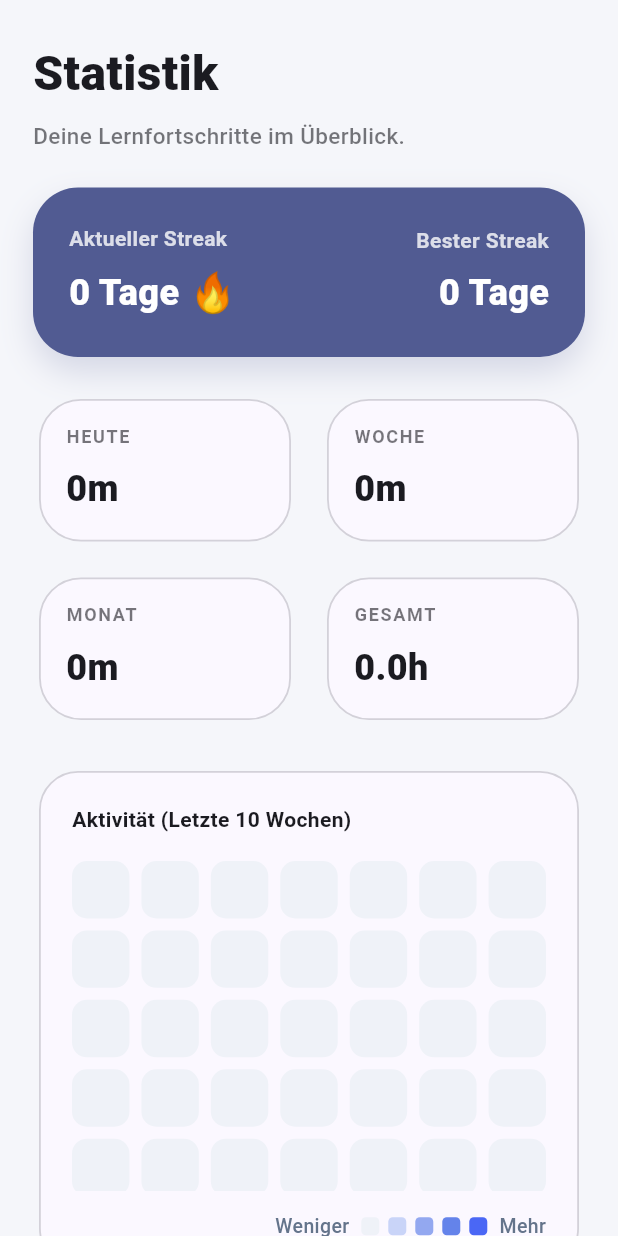
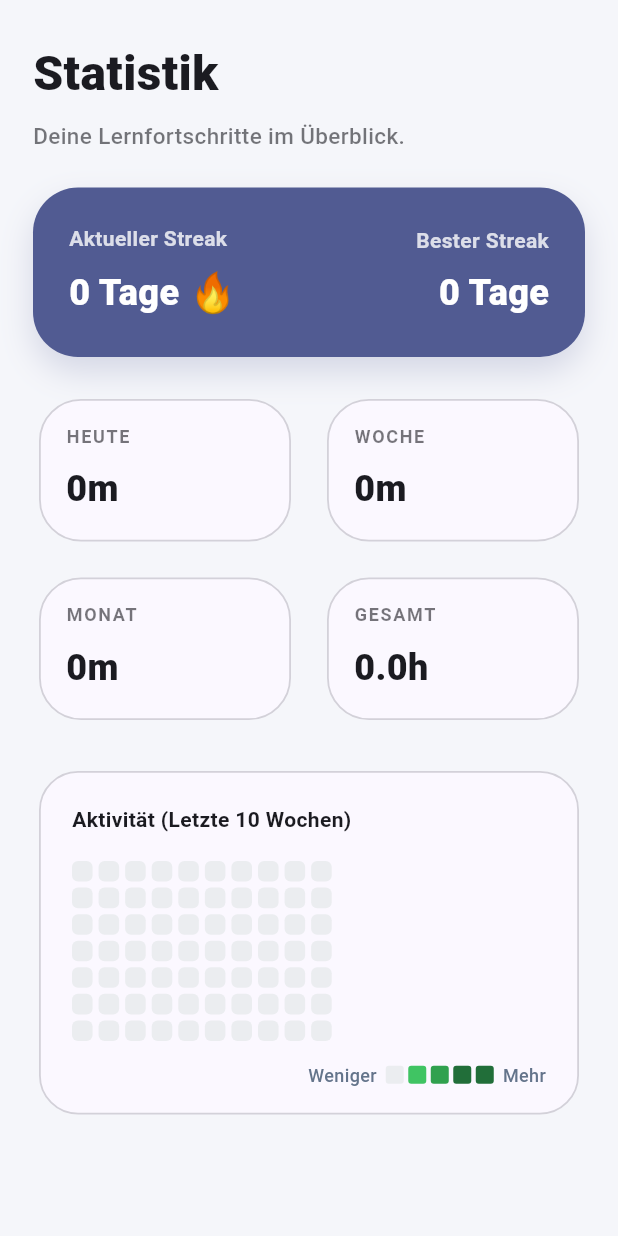
Before and after one commit to qBoriis/WMC-Projekt-Angerbauer, a Flutter app: the ProgressScreen screen opened directly, on a phone screen of 412 x 824 dp. Run offline on Flutter 3.47's test engine with Material 3 defaults, Android fonts, the phone set to English and light mode, and no system bars; our stand-ins replace shared_preferences; accounts and stored records are empty; network calls fail.

Commit message:
fixed heatmap

```diff
--- a/focusflow_frontend/lib/screens/settings_screen.dart
+++ b/focusflow_frontend/lib/screens/settings_screen.dart
@@ -18,7 +18,7 @@ class SettingsScreen extends StatelessWidget {
           padding: const EdgeInsets.fromLTRB(22, 22, 22, 26),
           children: [
             const SizedBox(height: 4),
-              Text(
+            Text(
               'Einstellungen',
               style: TextStyle(
                 fontSize: 32,
--- a/focusflow_frontend/lib/widgets/app_shell.dart
+++ b/focusflow_frontend/lib/widgets/app_shell.dart
@@ -126,9 +126,9 @@ class AppShell extends StatelessWidget {
     return GestureDetector(
       onTap: onTap,
       behavior: HitTestBehavior.opaque,
-      child: SizedBox(
-        width: 74,
-        child: Column(
+        child: SizedBox(
+          width: 85,
+          child: Column(
           mainAxisSize: MainAxisSize.min,
           children: [
             AnimatedContainer(
--- a/focusflow_frontend/lib/widgets/heatmap_widget.dart
+++ b/focusflow_frontend/lib/widgets/heatmap_widget.dart
@@ -9,27 +9,31 @@ class HeatmapWidget extends StatelessWidget {
   @override
   Widget build(BuildContext context) {
     final cells = _buildLast70Days();
+    final maxMinutes = cells.fold<int>(0, (max, val) => val > max ? val : max);
 
     return Column(
       crossAxisAlignment: CrossAxisAlignment.start,
       children: [
         SizedBox(
-          height: 220,
+          height: 120,
           child: GridView.builder(
-            physics: const NeverScrollableScrollPhysics(),
+            scrollDirection: Axis.horizontal,
             itemCount: cells.length,
             gridDelegate: const SliverGridDelegateWithFixedCrossAxisCount(
               crossAxisCount: 7,
-              crossAxisSpacing: 8,
-              mainAxisSpacing: 8,
+              crossAxisSpacing: 4,
+              mainAxisSpacing: 4,
+              childAspectRatio: 1,
             ),
             itemBuilder: (context, index) {
               final minutes = cells[index];
-
-              return Container(
-                decoration: BoxDecoration(
-                  color: _getColor(minutes),
-                  borderRadius: BorderRadius.circular(10),
+              return Tooltip(
+                message: _getTooltip(index, minutes),
+                child: Container(
+                  decoration: BoxDecoration(
+                    color: _getColor(minutes, maxMinutes),
+                    borderRadius: BorderRadius.circular(4),
+                  ),
                 ),
               );
             },
@@ -42,26 +46,26 @@ class HeatmapWidget extends StatelessWidget {
             const Text(
               'Weniger',
               style: TextStyle(
-                fontSize: 13,
+                fontSize: 12,
                 color: Color(0xFF64748B),
                 fontWeight: FontWeight.w500,
               ),
             ),
-            const SizedBox(width: 8),
-            _legendBox(const Color(0xFFEFF2F8)),
             const SizedBox(width: 6),
-            _legendBox(const Color(0xFFC9D4F8)),
+            _legendBox(_getColor(0, 60)),
+            const SizedBox(width: 3),
+            _legendBox(_getColor(15, 60)),
+            const SizedBox(width: 3),
+            _legendBox(_getColor(30, 60)),
+            const SizedBox(width: 3),
+            _legendBox(_getColor(45, 60)),
+            const SizedBox(width: 3),
+            _legendBox(_getColor(60, 60)),
             const SizedBox(width: 6),
-            _legendBox(const Color(0xFF93A8F0)),
-            const SizedBox(width: 6),
-            _legendBox(const Color(0xFF6483EA)),
-            const SizedBox(width: 6),
-            _legendBox(const Color(0xFF4A67F5)),
-            const SizedBox(width: 8),
             const Text(
               'Mehr',
               style: TextStyle(
-                fontSize: 13,
+                fontSize: 12,
                 color: Color(0xFF64748B),
                 fontWeight: FontWeight.w500,
               ),
@@ -72,35 +76,37 @@ class HeatmapWidget extends StatelessWidget {
     );
   }
 
+  String _getTooltip(int index, int minutes) {
+    final date = DateTime.now().subtract(Duration(days: 69 - index));
+    final dateStr = '${date.day}.${date.month}.${date.year}';
+    return minutes > 0 ? '$dateStr: $minutes Min' : '$dateStr: Keine';
+  }
+
   List<int> _buildLast70Days() {
     final map = <String, int>{};
-
     for (final d in data) {
       map[d.date] = d.minutes;
     }
-
     final today = DateTime.now();
     final start = today.subtract(const Duration(days: 69));
-
     final result = <int>[];
-
     for (int i = 0; i < 70; i++) {
       final date = start.add(Duration(days: i));
-      final key =
-          '${date.year.toString().padLeft(4, '0')}-${date.month.toString().padLeft(2, '0')}-${date.day.toString().padLeft(2, '0')}';
-
+      final key = '${date.year}-${date.month.toString().padLeft(2, '0')}-${date.day.toString().padLeft(2, '0')}';
       result.add(map[key] ?? 0);
     }
-
     return result;
   }
 
-  Color _getColor(int minutes) {
-    if (minutes <= 0) return const Color(0xFFEFF2F8);
-    if (minutes < 15) return const Color(0xFFD7DFFC);
-    if (minutes < 30) return const Color(0xFFB5C4F8);
-    if (minutes < 60) return const Color(0xFF8FA6F2);
-    return const Color(0xFF6483EA);
+  Color _getColor(int minutes, int maxMinutes) {
+    if (minutes <= 0) return const Color(0xFFEBEDF0);
+    if (maxMinutes == 0) return const Color(0xFF9BE9A8);
+
+    final intensity = minutes / maxMinutes;
+    if (intensity < 0.25) return const Color(0xFF9BE9A8);
+    if (intensity < 0.5) return const Color(0xFF40C463);
+    if (intensity < 0.75) return const Color(0xFF30A14E);
+    return const Color(0xFF216E39);
   }
 
   Widget _legendBox(Color color) {
@@ -109,7 +115,7 @@ class HeatmapWidget extends StatelessWidget {
       height: 12,
       decoration: BoxDecoration(
         color: color,
-        borderRadius: BorderRadius.circular(3),
+        borderRadius: BorderRadius.circular(2),
       ),
     );
   }
```
